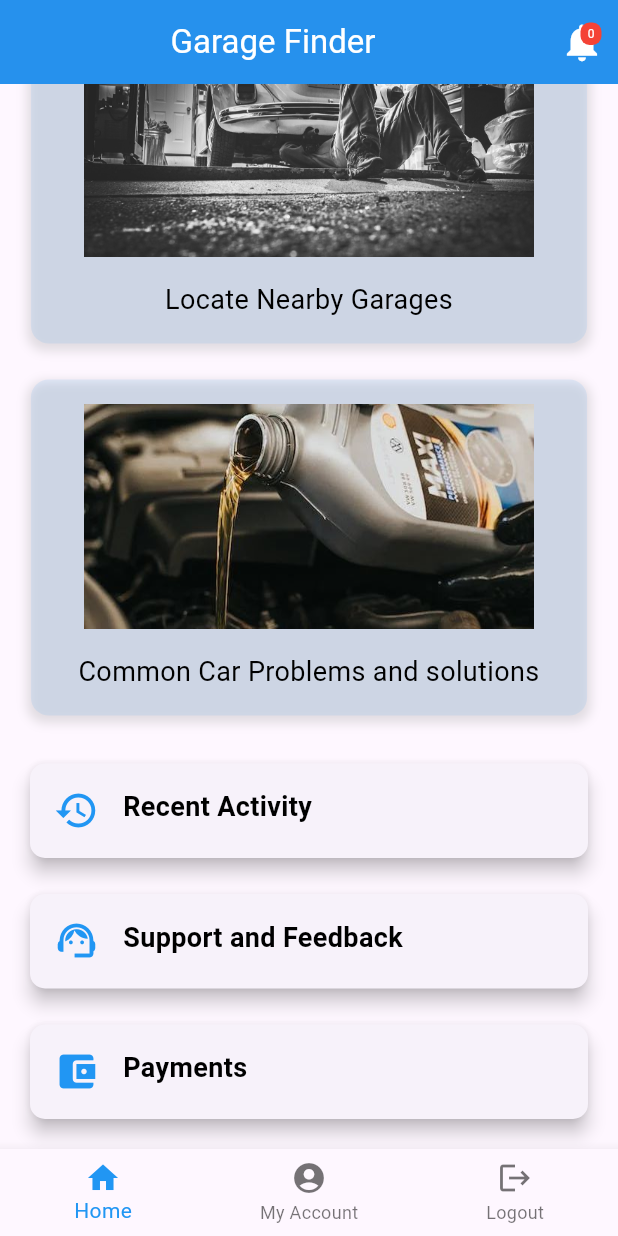
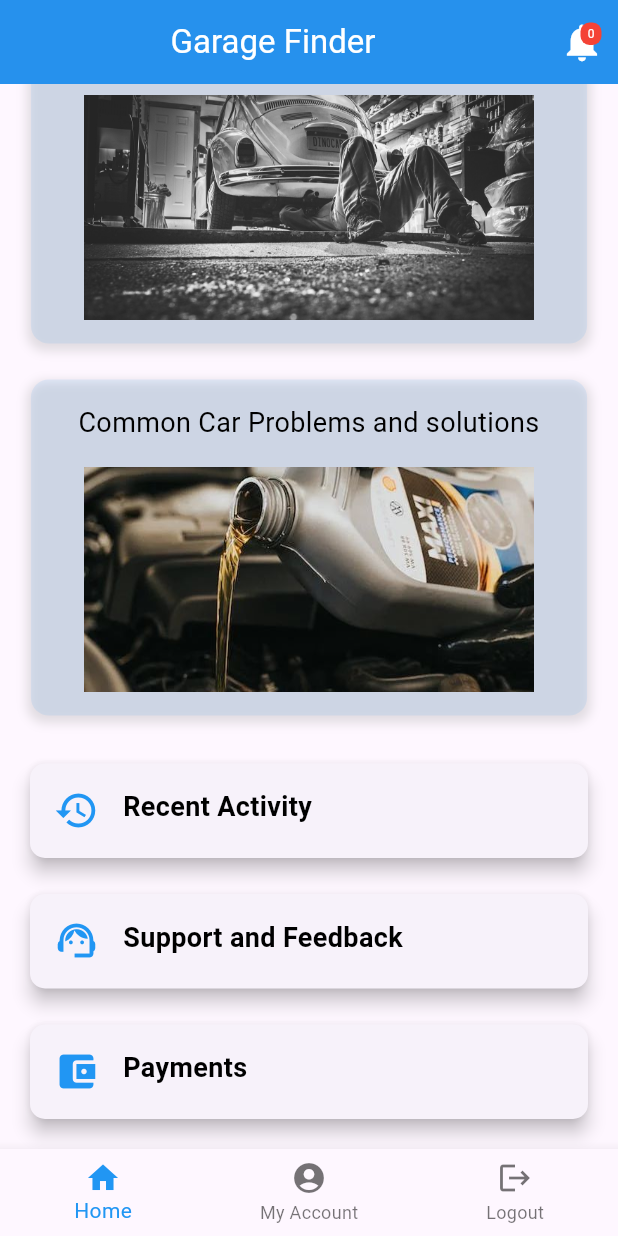
Before and after one commit to MarkhBalam/garage_finderr, a Flutter app: the screen it shows once a user with an empty profile is signed in, scrolled down 702 dp, on a phone screen of 412 x 824 dp. Run offline on Flutter 3.47's test engine with Material 3 defaults, Android fonts, the phone set to English and light mode, and no system bars; our stand-ins replace animated_splash_screen, cloud_firestore, firebase_auth, firebase_core, firebase_storage, google_maps_flutter and 3 more; missing offline and left inert: flutter_polyline_points; accounts and stored records are empty; statements that could not run were skipped.

```diff
--- a/lib/pages/home_page.dart
+++ b/lib/pages/home_page.dart
@@ -494,7 +494,7 @@ class QuickAccessButton extends StatelessWidget {
         width: width * 0.9, // Adjust width for better spacing
         margin: const EdgeInsets.symmetric(
             vertical: 12), // Increased vertical margin
-        padding: const EdgeInsets.all(16), // Increased padding
+        padding: const EdgeInsets.all(16), // Adjusted padding
         decoration: BoxDecoration(
           borderRadius: BorderRadius.circular(12), // Slightly larger radius
           color: Colors.blue.withOpacity(0.1),
@@ -508,21 +508,20 @@ class QuickAccessButton extends StatelessWidget {
           ],
         ),
         child: Column(
-          mainAxisSize: MainAxisSize.min,
           children: [
-            Image.asset(
-              imagePath,
-              width: 300, // Increased width for larger images
-              height: 150, // Increased height for larger images
-              fit: BoxFit.cover,
-            ),
-            SizedBox(height: 16), // Increased space between image and text
             Text(
               label,
               textAlign: TextAlign.center,
               style: TextStyle(
                   color: Colors.black,
                   fontSize: 18), // Slightly larger font size
+            ),
+            SizedBox(height: 16), // Space between text and image
+            Image.asset(
+              imagePath,
+              width: 300, // Width for larger images
+              height: 150, // Height for larger images
+              fit: BoxFit.cover,
             ),
           ],
         ),
```
